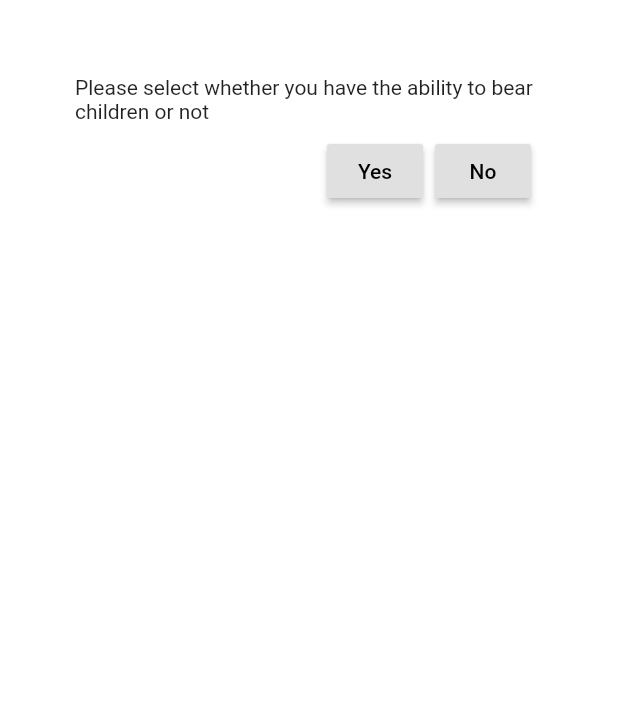
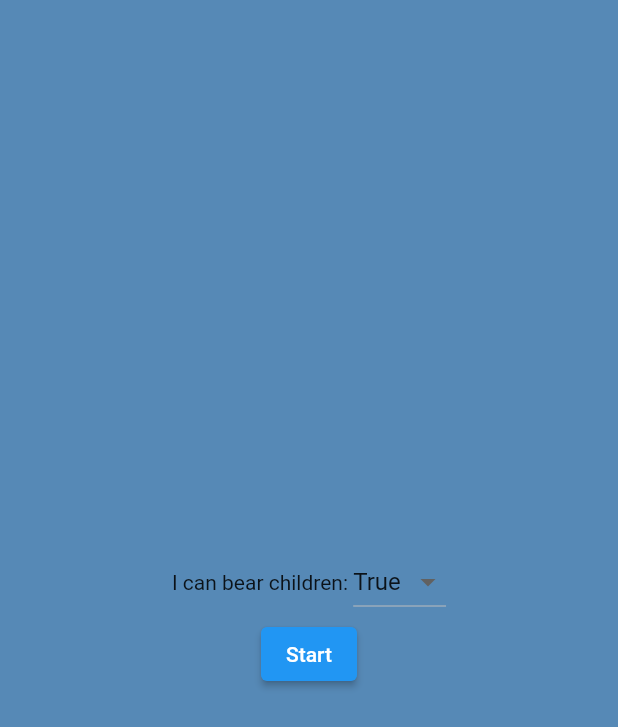
Before and after one commit to rs-maker/Prospect, a Flutter app: the IntroPage widget shown alone on an empty page, opened directly, on a phone screen of 412 x 824 dp. Shown: the top 727 px of the screen. Run offline on Flutter 3.47's test engine with Material 2 defaults, Android fonts, the phone set to English and light mode, and no system bars; our stand-ins replace bloc, flutter_bloc, rxdart.

Commit message:
More work done on Checklist

```diff
--- a/lib/checklist/checklistmain.dart
+++ b/lib/checklist/checklistmain.dart
@@ -14,6 +14,7 @@ class _MyChecklistState extends State<MyChecklist> {
   Widget build(BuildContext context) {
     return MaterialApp(
       title: 'CHECKLIST',
+      debugShowCheckedModeBanner: false,
       onGenerateRoute: _checkListRouter.onGenerateRoute,
       theme: ThemeData(
         primarySwatch: Colors.blue,
--- a/lib/checklist/presentation/screens/intro_page.dart
+++ b/lib/checklist/presentation/screens/intro_page.dart
@@ -2,30 +2,63 @@ import 'package:flutter/material.dart';
 import 'package:flutter_bloc/flutter_bloc.dart';
 import 'package:prospect/checklist/logic/checklist_cubit.dart';
 
-class IntroPage extends StatelessWidget {
+class IntroPage extends StatefulWidget {
+  @override
+  _IntroPageState createState() => _IntroPageState();
+}
+
+class _IntroPageState extends State<IntroPage> {
   @override
   Widget build(BuildContext context) {
     return Container(
-      padding: const EdgeInsets.all(50),
+      color: Theme.of(context).backgroundColor,
+      child: Column(children: [
+        Expanded(
+            child: Padding(
+          padding: const EdgeInsets.only(top: 0),
+        )),
+        BlocConsumer<CheckListCubit, CheckListState>(
+          builder: (buildContext, state) {
+            return Material(
+              color: Theme.of(context).backgroundColor,
               child: Column(
                 children: [
-          Text("Please select whether you have the ability to bear children or not"),
-          BlocConsumer<CheckListCubit, CheckListState>(
-            builder: (buildContext, state){
-            return ButtonBar(
+                  Row(
+                    mainAxisAlignment: MainAxisAlignment.center,
                     children: [
-                RaisedButton(child: Text("Yes"), onPressed: () {
-                  state.assignGender(true);
-                  Navigator.of(context).pushNamed("/one");
-                }),
-                RaisedButton(child: Text("No"), onPressed: () {
-                  state.assignGender(false);
-                  Navigator.of(context).pushNamed("/one");})
+                      Text("I can bear children: "),
+                      DropdownButton(
+                        value: state.childbearing,
+                        items: [
+                          DropdownMenuItem(
+                            child: Text("True"),
+                            value: true,
+                          ),
+                          DropdownMenuItem(
+                            child: Text("False"),
+                            value: false,
+                          ),
                         ],
-            );}, listener: (b,s){},
+                        onChanged: (v) {
+                          state.assignGender(v);
+                          setState(() {});
+                        },
+                      )
+                    ],
                   ),
                 ],
               ),
             );
+          },
+          listener: (b, s) {},
+        ),
+        ElevatedButton(
+            child: Text("Start"),
+            onPressed: () {
+              Navigator.of(context).pushNamed("/one");
+            }),
+        Expanded(child: Padding(padding: const EdgeInsets.only(top: 0))),
+      ]),
+    );
   }
 }
--- a/lib/checklist/presentation/screens/page_two.dart
+++ b/lib/checklist/presentation/screens/page_two.dart
@@ -5,9 +5,11 @@ import 'package:prospect/checklist/presentation/screens/question_page.dart';
 
 class PageTwo extends QuestionPage {
   @override
+  String get titel => "TEST";
+  @override
   String get forward => null;
   @override
-  String get back => "/";
+  String get back => "/one";
   @override
   List<Widget> buildQuestions(
       CheckListState checkListState, QuestionPageState questionPageState) {
```
Also changed, not shown: lib/checklist/presentation/screens/bullet_questions.dart (added, +91 -0 lines), lib/checklist/presentation/screens/page_one.dart (+24 -7 lines), lib/checklist/presentation/screens/question_page.dart (+5 -3 lines). Lines whose indentation alone changed are shown as unchanged.
